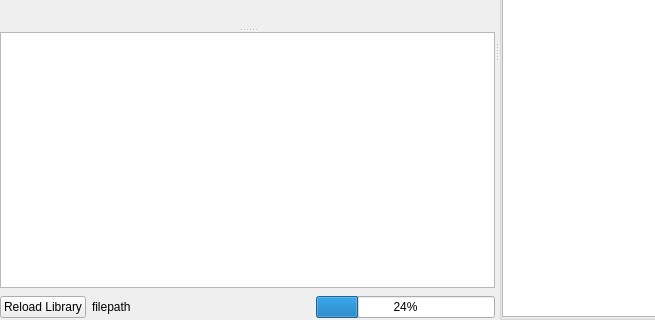
Before: the Qt Designer form src/GUI/Library/GUI_LocalLibrary.ui in Inferno214221/sayonara-player, drawn with Qt 5; both pictures show x 0 to 655 and y 246 to 566 of the 753 by 566 pixel window.
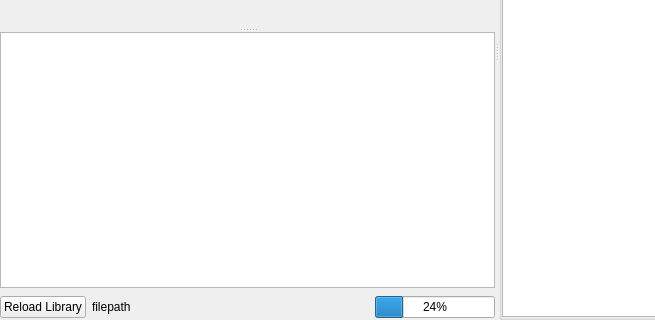
After: the same form once the commit is applied. Custom widgets are drawn as their Qt base class.

Patch:
```diff
--- a/src/GUI/Library/GUI_LocalLibrary.ui
+++ b/src/GUI/Library/GUI_LocalLibrary.ui
@@ -339,6 +339,12 @@
             </item>
             <item>
              <widget class="QLabel" name="lab_progress">
+              <property name="sizePolicy">
+               <sizepolicy hsizetype="MinimumExpanding" vsizetype="Preferred">
+                <horstretch>0</horstretch>
+                <verstretch>0</verstretch>
+               </sizepolicy>
+              </property>
               <property name="text">
                <string notr="true">filepath</string>
               </property>
@@ -347,21 +353,14 @@
               </property>
              </widget>
             </item>
-            <item>
-             <spacer name="horizontalSpacer_3">
-              <property name="orientation">
-               <enum>Qt::Horizontal</enum>
-              </property>
-              <property name="sizeHint" stdset="0">
-               <size>
-                <width>40</width>
-                <height>20</height>
-               </size>
-              </property>
-             </spacer>
-            </item>
             <item>
              <widget class="QProgressBar" name="pb_progress">
+              <property name="sizePolicy">
+               <sizepolicy hsizetype="Preferred" vsizetype="Fixed">
+                <horstretch>0</horstretch>
+                <verstretch>0</verstretch>
+               </sizepolicy>
+              </property>
               <property name="minimumSize">
                <size>
                 <width>120</width>
```
